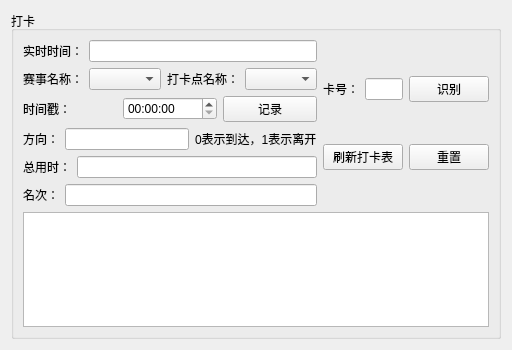
The window that CrossroadGradeManageSystem/pages/signup/signup.ui (JyamlamLaiHust/MotorcrossManagementSystem) describes before a commit, drawn with Qt 5.
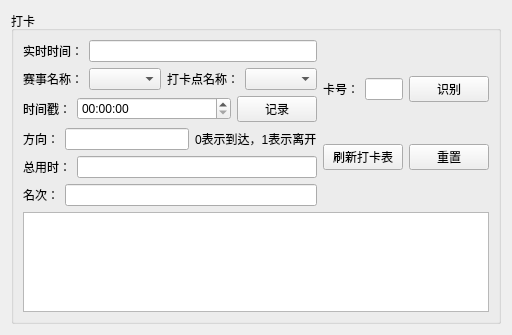
The same window after the commit.

What changed in the file:
```diff
--- a/CrossroadGradeManageSystem/pages/signup/signup.ui
+++ b/CrossroadGradeManageSystem/pages/signup/signup.ui
@@ -6,8 +6,8 @@
    <rect>
     <x>0</x>
     <y>0</y>
-    <width>500</width>
-    <height>350</height>
+    <width>481</width>
+    <height>335</height>
    </rect>
   </property>
   <property name="windowTitle">
@@ -70,7 +70,14 @@
            </widget>
           </item>
           <item>
-           <widget class="QTimeEdit" name="Time_timeEdit"/>
+           <widget class="QTimeEdit" name="Time_timeEdit">
+            <property name="sizePolicy">
+             <sizepolicy hsizetype="Minimum" vsizetype="Fixed">
+              <horstretch>1</horstretch>
+              <verstretch>0</verstretch>
+             </sizepolicy>
+            </property>
+           </widget>
           </item>
           <item>
            <widget class="QPushButton" name="btn_Time">
```
